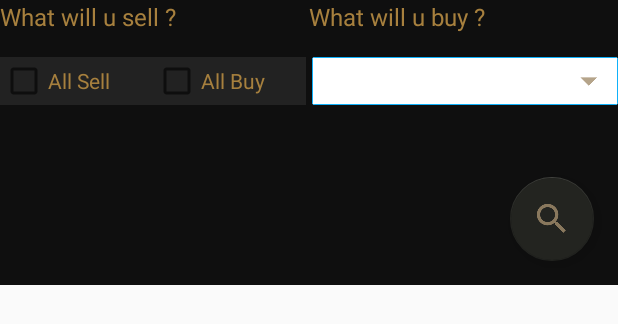
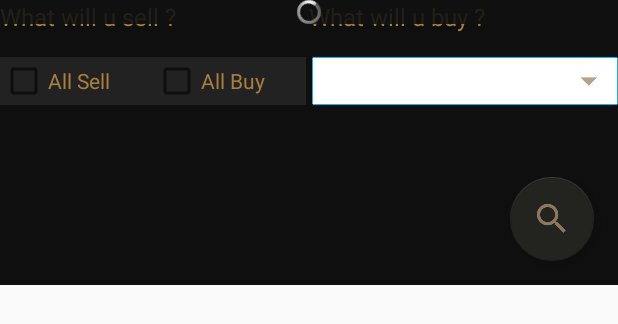
Before and after one commit to Aratnor/POE-Currency, an Android app: the layout fragment_exchange_.xml on its own in the app's theme, with its tools: preview values and no code run, on a phone screen of 412 x 824 dp. Shown: the top 324 px of the screen. Run offline under Robolectric (Android 15) with nearby library versions, the phone set to English and light mode, and no system bars.

Commit message:
Added All Background Sync codes according to update list

```diff
--- a/app/src/main/java/com/example/tuna/poecurrency/interfaces/UpdateList.java
+++ b/app/src/main/java/com/example/tuna/poecurrency/interfaces/UpdateList.java
@@ -2,6 +2,10 @@ package com.example.tuna.poecurrency.interfaces;
 
 import com.example.tuna.poecurrency.elements.CurrencyTransaction;
 
+import java.util.ArrayList;
+
 public interface UpdateList {
     void updateOneItem(CurrencyTransaction val);
+    void updateAllBuyCurrency(ArrayList<CurrencyTransaction> transactions);
+    void updateAllSellCurrency(ArrayList<CurrencyTransaction> transactions);
 }
--- /dev/null
+++ b/app/src/main/res/drawable/border.xml
@@ -0,0 +1,5 @@
+<?xml version="1.0" encoding="utf-8"?>
+<shape xmlns:android="http://schemas.android.com/apk/res/android" android:shape="rectangle" >
+    <solid android:color="@android:color/white" />
+    <stroke android:width="1dip" android:color="#4fa5d5"/>
+</shape>
--- a/app/src/main/res/layout-v21/fragment_exchange_.xml
+++ b/app/src/main/res/layout-v21/fragment_exchange_.xml
@@ -138,5 +138,12 @@
         app:layout_constraintRight_toRightOf="parent"
         android:layout_marginEnd="16dp" />
 
-
+    <RelativeLayout
+        style="@style/GenericProgressBackground"
+        android:id="@+id/loadingPanel"
+        android:visibility="invisible"
+        >
+        <ProgressBar
+            style="@style/GenericProgressIndicator"/>
+    </RelativeLayout>
 </android.support.constraint.ConstraintLayout>
--- a/app/src/main/res/layout/fragment_exchange_.xml
+++ b/app/src/main/res/layout/fragment_exchange_.xml
@@ -140,5 +140,11 @@
         app:layout_constraintRight_toRightOf="parent"
         android:layout_marginEnd="16dp" />
 
-
+    <RelativeLayout
+        style="@style/GenericProgressBackground"
+        android:id="@+id/loadingPanel"
+        >
+        <ProgressBar
+            style="@style/GenericProgressIndicator"/>
+    </RelativeLayout>
 </android.support.constraint.ConstraintLayout>
--- a/app/src/main/res/values/styles.xml
+++ b/app/src/main/res/values/styles.xml
@@ -14,4 +14,16 @@
     <style name="spinnerDropDownItemStyle" parent="android:TextAppearance.Widget.TextView.SpinnerItem">
 
     </style>
+
+    <style name="GenericProgressBackground" parent="android:Theme">
+        <item name="android:layout_width">fill_parent</item>
+        <item name="android:layout_height">fill_parent</item>
+        <item name="android:background">#DD111111</item>
+        <item name="android:gravity">center</item>
+    </style>
+    <style name="GenericProgressIndicator" parent="@android:style/Widget.ProgressBar.Small">
+        <item name="android:layout_width">wrap_content</item>
+        <item name="android:layout_height">wrap_content</item>
+        <item name="android:indeterminate">true</item>
+    </style>
 </resources>
```
Also changed, not shown: app/src/main/java/com/example/tuna/poecurrency/async/AllBuyWorker.java (added, +28 -0 lines), app/src/main/java/com/example/tuna/poecurrency/async/AllSellWorker.java (added, +29 -0 lines), app/src/main/java/com/example/tuna/poecurrency/fragments/Exchange_Fragment.java (+35 -18 lines).
